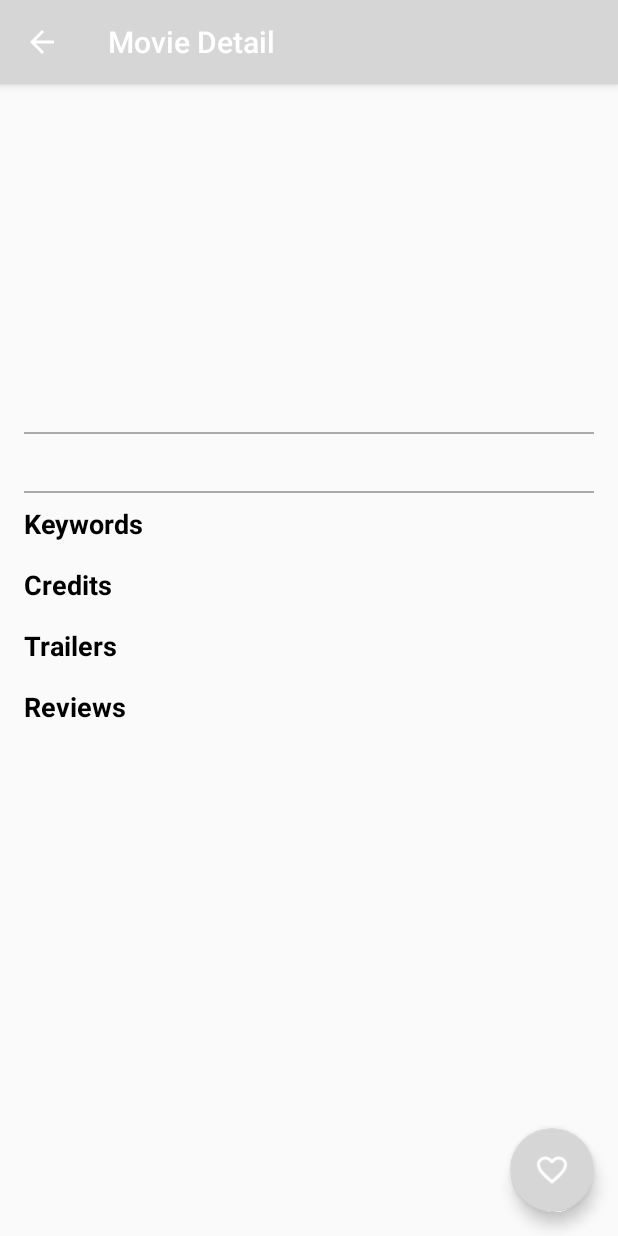
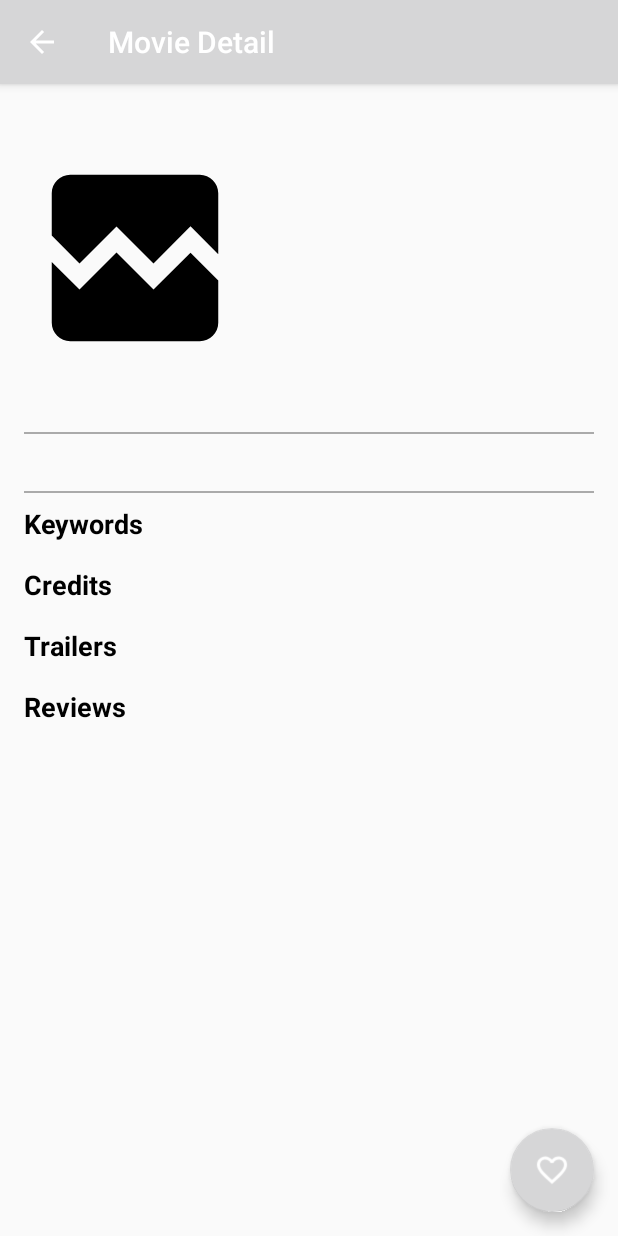
Before and after one commit to proyectox123/architect_coders, an Android app: the MovieDetailActivity screen opened directly, with no data from a screen before it, on a phone screen of 412 x 824 dp. Run offline under Robolectric (Android 15) with nearby library versions, the light colour scheme and no system bars; our stand-ins replace data binding; pictures from the network do not load; 5 statements that could not run were skipped.

Commit message:
Implementing error holders for images.

```diff
--- a/app/build.gradle
+++ b/app/build.gradle
@@ -5,6 +5,7 @@ apply plugin: 'kotlin-kapt'
 
 android {
     compileSdkVersion 29
+
     defaultConfig {
         applicationId "com.mho.training"
         minSdkVersion 19
@@ -12,13 +13,17 @@ android {
         versionCode 1
         versionName "1.0"
         testInstrumentationRunner "androidx.test.runner.AndroidJUnitRunner"
+
+        vectorDrawables.useSupportLibrary = true
     }
+
     buildTypes {
         release {
             minifyEnabled false
             proguardFiles getDefaultProguardFile('proguard-android-optimize.txt'), 'proguard-rules.pro'
         }
     }
+
     buildTypes.each {
         it.buildConfigField 'String', 'MOVIE_DB_API_KEY', MOVIE_DB_API_KEY
     }
--- a/app/src/main/java/com/mho/training/MoviesApp.kt
+++ b/app/src/main/java/com/mho/training/MoviesApp.kt
@@ -1,6 +1,7 @@
 package com.mho.training
 
 import android.app.Application
+import androidx.appcompat.app.AppCompatDelegate
 import com.example.android.framework.data.local.database.MovieDatabase
 
 class MoviesApp : Application() {
@@ -11,6 +12,8 @@ class MoviesApp : Application() {
     override fun onCreate() {
         super.onCreate()
 
+        AppCompatDelegate.setCompatVectorFromResourcesEnabled(true)
+
         db = MovieDatabase.getDatabase(this)
     }
 }
--- a/app/src/main/java/com/mho/training/binding/BindingAdapters.kt
+++ b/app/src/main/java/com/mho/training/binding/BindingAdapters.kt
@@ -6,24 +6,32 @@ import androidx.databinding.BindingAdapter
 import androidx.recyclerview.widget.RecyclerView
 import androidx.swiperefreshlayout.widget.SwipeRefreshLayout
 import com.example.android.domain.*
-import com.mho.training.adapters.movie.MovieListAdapter
-import com.mho.training.adapters.review.ReviewListAdapter
-import com.mho.training.adapters.trailer.TrailerListAdapter
 import com.google.android.material.floatingactionbutton.FloatingActionButton
 import com.mho.training.R
 import com.mho.training.adapters.credit.CreditListAdapter
 import com.mho.training.adapters.keyword.KeywordListAdapter
+import com.mho.training.adapters.movie.MovieListAdapter
+import com.mho.training.adapters.review.ReviewListAdapter
+import com.mho.training.adapters.trailer.TrailerListAdapter
 import com.mho.training.utils.loadUrl
 import com.mho.training.utils.loadUrlCircular
 
 @BindingAdapter("url")
 fun ImageView.bindUrl(url: String?) {
-    if (url != null) loadUrl(url)
+    if (url.isNullOrBlank()){
+        setImageResource(R.drawable.ic_broken_image)
+    }else{
+        loadUrl(url)
+    }
 }
 
-@BindingAdapter("urlCircular")
-fun ImageView.bindUrlCircular(url: String?) {
-    if (url != null) loadUrlCircular(url)
+@BindingAdapter("creditPhoto")
+fun ImageView.bindCreditPhotoUrl(url: String?) {
+    if (url.isNullOrBlank()) {
+        setImageResource(R.drawable.ic_camera)
+    } else {
+        loadUrlCircular(url)
+    }
 }
 
 @BindingAdapter("items")
--- a/app/src/main/java/com/mho/training/data/translators/CreditDataTranslator.kt
+++ b/app/src/main/java/com/mho/training/data/translators/CreditDataTranslator.kt
@@ -12,5 +12,5 @@ fun ServerCredit.toDomainCredit(): Credit =
         generateCreditProfilePath(profilePath)
     )
 
-private fun generateCreditProfilePath(profilePath: String) =
-    Constants.URL_IMAGE_TBMD + profilePath
+private fun generateCreditProfilePath(profilePath: String?) =
+    if(profilePath.isNullOrBlank()) null else Constants.URL_IMAGE_TBMD + profilePath
--- /dev/null
+++ b/app/src/main/res/drawable/ic_broken_image.xml
@@ -0,0 +1,5 @@
+<vector android:autoMirrored="true" android:height="24dp"
+    android:viewportHeight="24" android:viewportWidth="24"
+    android:width="24dp" xmlns:android="http://schemas.android.com/apk/res/android">
+    <path android:fillColor="#FF000000" android:pathData="M21,5v6.59l-3,-3.01 -4,4.01 -4,-4 -4,4 -3,-3.01L3,5c0,-1.1 0.9,-2 2,-2h14c1.1,0 2,0.9 2,2zM18,11.42l3,3.01L21,19c0,1.1 -0.9,2 -2,2L5,21c-1.1,0 -2,-0.9 -2,-2v-6.58l3,2.99 4,-4 4,4 4,-3.99z"/>
+</vector>
--- /dev/null
+++ b/app/src/main/res/drawable/ic_camera.xml
@@ -0,0 +1,6 @@
+<vector android:autoMirrored="true" android:height="24dp"
+    android:viewportHeight="24" android:viewportWidth="24"
+    android:width="24dp" xmlns:android="http://schemas.android.com/apk/res/android">
+    <path android:fillColor="#FF000000" android:pathData="M12,12m-3.2,0a3.2,3.2 0,1 1,6.4 0a3.2,3.2 0,1 1,-6.4 0"/>
+    <path android:fillColor="#FF000000" android:pathData="M9,2L7.17,4L4,4c-1.1,0 -2,0.9 -2,2v12c0,1.1 0.9,2 2,2h16c1.1,0 2,-0.9 2,-2L22,6c0,-1.1 -0.9,-2 -2,-2h-3.17L15,2L9,2zM12,17c-2.76,0 -5,-2.24 -5,-5s2.24,-5 5,-5 5,2.24 5,5 -2.24,5 -5,5z"/>
+</vector>
--- a/domain/src/main/java/com/example/android/domain/Credit.kt
+++ b/domain/src/main/java/com/example/android/domain/Credit.kt
@@ -4,5 +4,5 @@ data class Credit(
     val id: Int,
     val name: String,
     val character: String,
-    val profilePath: String
+    val profilePath: String?
 )
```
Also changed, not shown: app/src/main/res/layout/item_credit.xml (+6 -6 lines).
